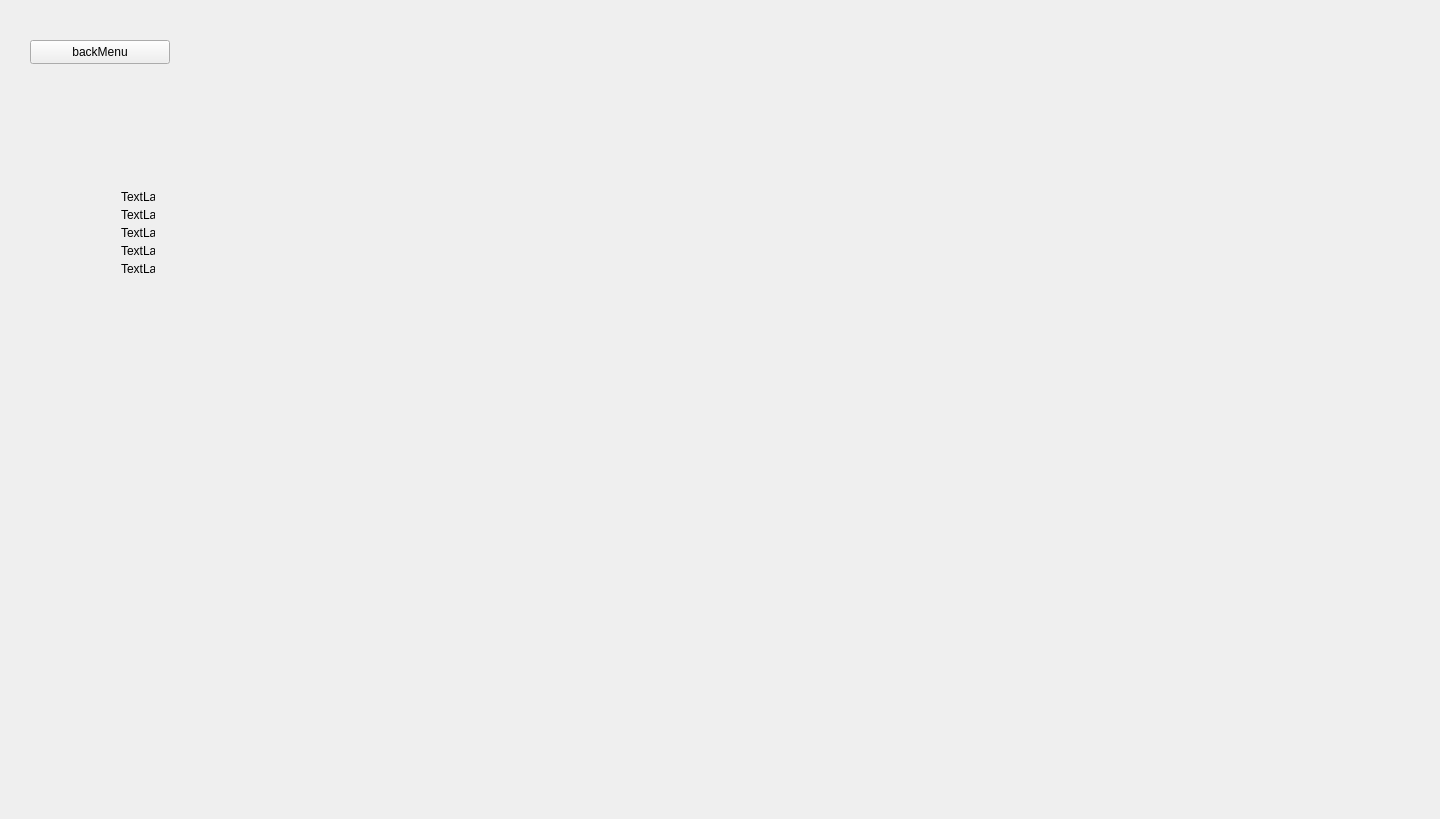
Before: the Qt Designer form ui/SettingsWidget.ui in njdldkl666699/Melody, drawn with Qt 5.
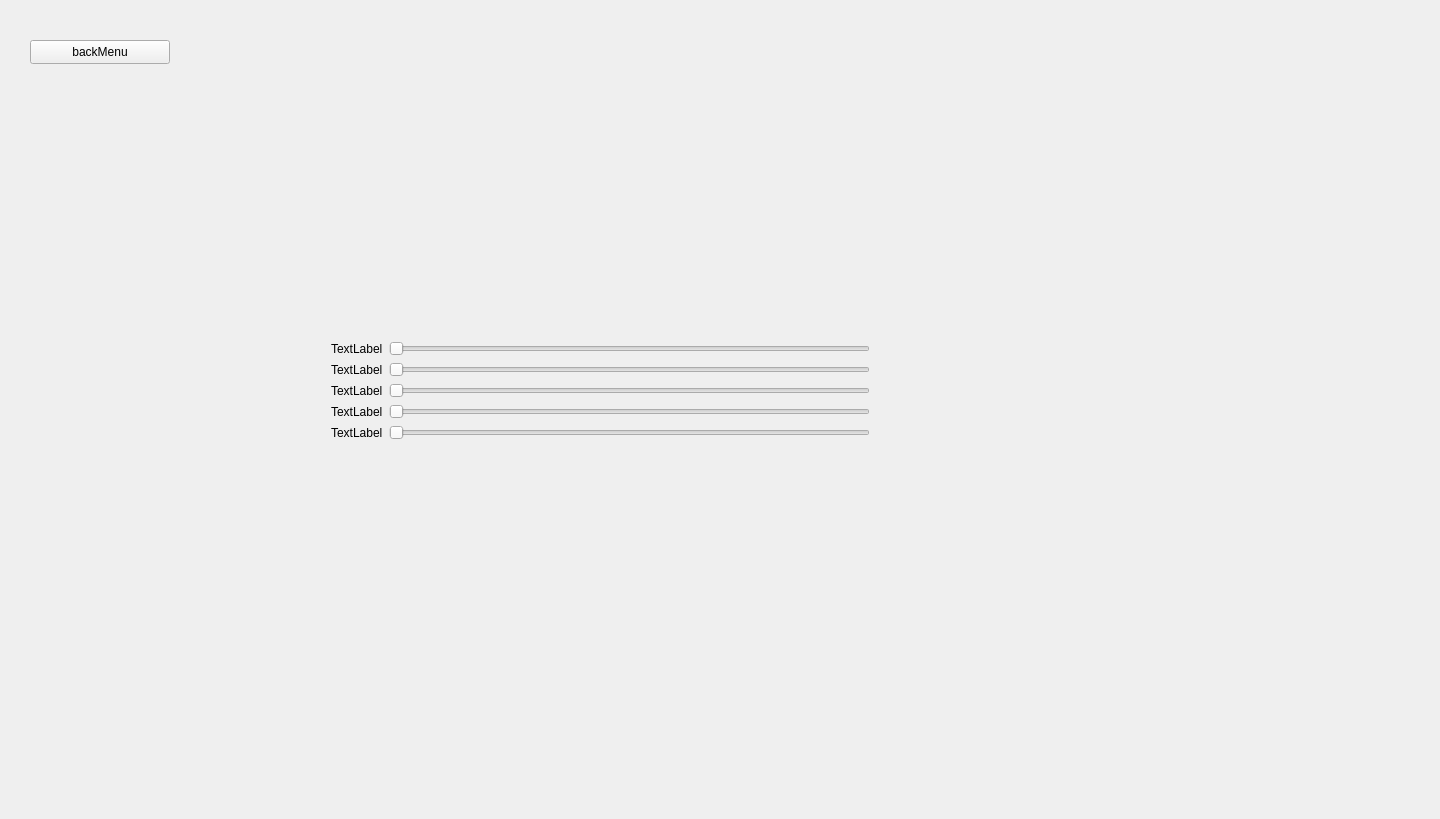
After: the same form once the commit is applied.

Commit message: 修改所有窗口大小固定为1440x819,这样能够最好兼容素材文件不留边框白。但是并未加载出背景图片，因为直接使用Pixmap加载背景图片然后覆盖上去会导致我们的button,label控件被覆盖掉，所以决定使用qrc文件导入背景图片。

```diff
--- a/ui/SettingsWidget.ui
+++ b/ui/SettingsWidget.ui
@@ -29,18 +29,17 @@
     <string>backMenu</string>
    </property>
   </widget>
-  <widget class="QWidget" name="">
+  <widget class="QWidget" name="layoutWidget">
    <property name="geometry">
     <rect>
-     <x>110</x>
-     <y>180</y>
-     <width>56</width>
-     <height>106</height>
+     <x>320</x>
+     <y>110</y>
+     <width>561</width>
+     <height>561</height>
     </rect>
    </property>
-   <property name="autoFillBackground">
-    <bool>true</bool>
-   </property>
+   <layout class="QGridLayout" name="gridLayout">
+    <item row="0" column="0">
    <layout class="QVBoxLayout" name="verticalLayout">
     <item>
      <widget class="QLabel" name="label">
@@ -79,6 +78,47 @@
        <string>TextLabel</string>
       </property>
      </widget>
+      </item>
+     </layout>
+    </item>
+    <item row="0" column="1">
+     <layout class="QVBoxLayout" name="verticalLayout_2">
+      <item>
+       <widget class="QSlider" name="horizontalSlider">
+        <property name="orientation">
+         <enum>Qt::Orientation::Horizontal</enum>
+        </property>
+       </widget>
+      </item>
+      <item>
+       <widget class="QSlider" name="horizontalSlider_2">
+        <property name="orientation">
+         <enum>Qt::Orientation::Horizontal</enum>
+        </property>
+       </widget>
+      </item>
+      <item>
+       <widget class="QSlider" name="horizontalSlider_3">
+        <property name="orientation">
+         <enum>Qt::Orientation::Horizontal</enum>
+        </property>
+       </widget>
+      </item>
+      <item>
+       <widget class="QSlider" name="horizontalSlider_4">
+        <property name="orientation">
+         <enum>Qt::Orientation::Horizontal</enum>
+        </property>
+       </widget>
+      </item>
+      <item>
+       <widget class="QSlider" name="horizontalSlider_5">
+        <property name="orientation">
+         <enum>Qt::Orientation::Horizontal</enum>
+        </property>
+       </widget>
+      </item>
+     </layout>
     </item>
    </layout>
   </widget>
```
Lines whose indentation alone changed are shown as unchanged.
